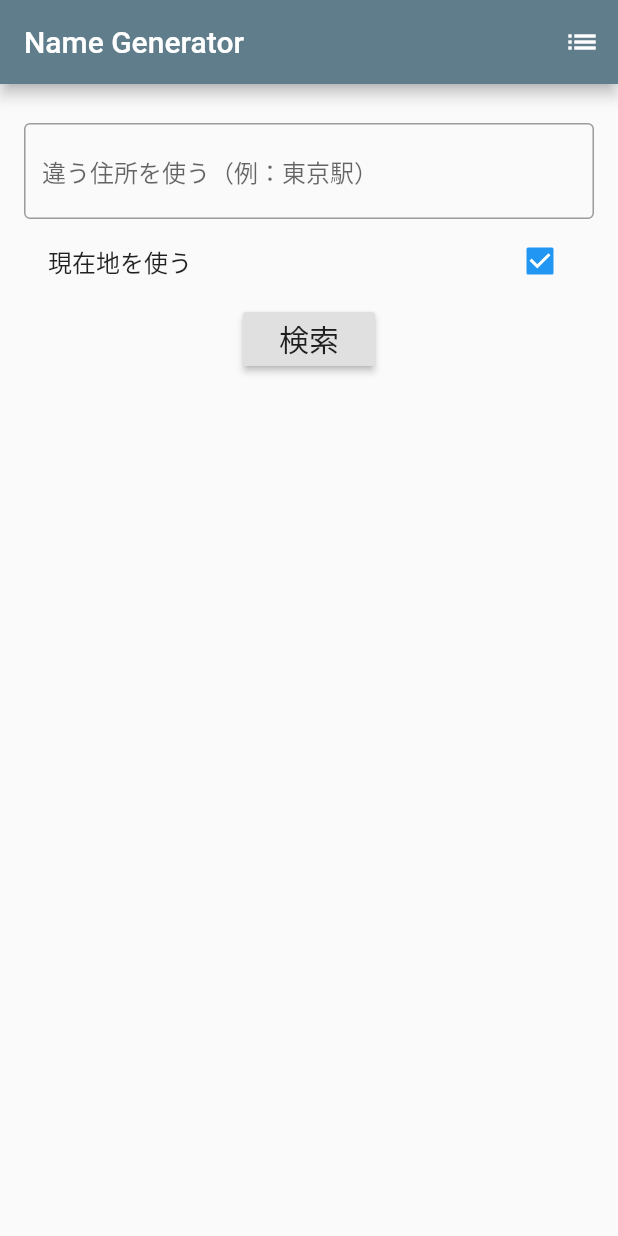
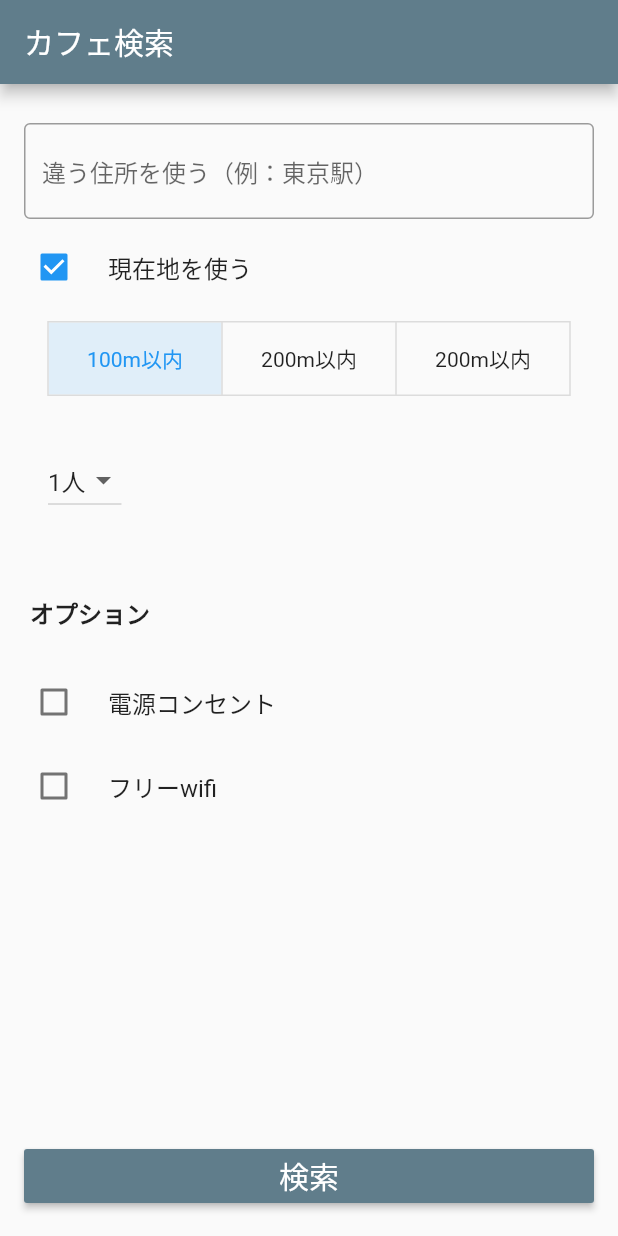
Before and after one commit to Nillong/ready_now_flutter, a Flutter app: the screen it shows after launch, on a phone screen of 412 x 824 dp. Run offline on Flutter 3.47's test engine with Material 2 defaults, Android fonts, the phone set to English and light mode, and no system bars; drawn by our look-alikes of flutter_typeahead; our stand-ins replace cloud_firestore, google_maps_flutter, location; accounts and stored records are empty.

```diff
--- a/lib/entity/store_entity.dart
+++ b/lib/entity/store_entity.dart
@@ -1,16 +1,31 @@
-import 'package:firebase_core/firebase_core.dart';
+import 'package:cloud_firestore/cloud_firestore.dart';
 
-class ChatEntry {
+class StoreEntry {
   String key;
-  DateTime dateTime;
-  String message;
+  String storeName;
+  double latitude;
+  double longitude;
+  bool hasAvailableSeats;
+  DateTime updateDatetime;
 
-  ChatEntry(this.dateTime, this.message);
+  StoreEntry(this.key, this.storeName, this.latitude, this.longitude, this.hasAvailableSeats, this.updateDatetime);
+
+  StoreEntry.fromSnapShot(DocumentSnapshot snapshot):
+        key = snapshot.documentID,
+        storeName = snapshot.data["storeName"],
+        latitude = snapshot.data["latitude"],
+        longitude = snapshot.data["longitude"],
+        hasAvailableSeats = snapshot.data["hasAvailableSeats"],
+        updateDatetime = snapshot.data["updateDatetime"].toDate();
 
   toJson() {
     return {
-      "date": dateTime.millisecondsSinceEpoch,
-      "message": message,
+      "key": key,
+      "storeName": storeName,
+      "latitude": latitude,
+      "longitude": longitude,
+      "hasAvailableSeats": hasAvailableSeats,
+      "updateDatetime": updateDatetime.millisecondsSinceEpoch,
     };
   }
 }
--- a/lib/main.dart
+++ b/lib/main.dart
@@ -7,25 +7,38 @@ void main() => runApp(MyApp());
 class ReadyNowState extends State<ReadyNow> {
 
   bool _isUseHere = true;
+  List<String> _numOfPeopleList =  <String>['1人', '2人', '3人', '4人'];
+  String _numOfPeopleValue = '1人';
+
+  List<String> _gpsAreaList =  <String>['100m以内', '200m以内', '300m以内'];
+  String _gpsAreaValue = '100m以内';
+
+
+
+  bool _optPlug = false;
+  bool _optWifi = false;
+  var selectGpsArea = [true, false, false];
 
   @override
   Widget build(BuildContext context) {
     return Scaffold(
       appBar: AppBar(
-        title: Text('Name Generator'),
-        actions: <Widget>[
-          IconButton(icon: Icon(Icons.list), onPressed: _pushSaved),
-
-        ],
+        title: Text('カフェ検索'),
       ),
       body: Container(
         height: double.infinity,
         width: double.infinity,
-        padding: EdgeInsets.all(16.0),
+        padding: EdgeInsets.all(0.0),
         child:  Column(
           children: <Widget>[
+            new Expanded(
+              child: new SingleChildScrollView(
+                child: Column(
+                  children: <Widget>[
                     SizedBox(height: 10.0,),
-            TypeAheadField(
+                    Container(
+                      padding: EdgeInsets.fromLTRB(16.0, 16.0, 16.0, 4.0),
+                      child: TypeAheadField(
                         textFieldConfiguration: TextFieldConfiguration(
                             autofocus: true,
                             decoration: InputDecoration(
@@ -45,25 +58,120 @@ class ReadyNowState extends State<ReadyNow> {
 
                         },
                       ),
+                    ),
                     CheckboxListTile(
                       title: Text('現在地を使う'),
                       onChanged: _useHere,
                       value: _isUseHere,
+                      controlAffinity: ListTileControlAffinity.leading,
                     ),
-            RaisedButton(
+                    Container(
+                      margin: EdgeInsets.fromLTRB(0, 8.0, 0, 0),
+                      child: ToggleButtons(
+                        children: [
+                          Container(
+                            child: Text('100m以内'),
+                            width: 115,
+                            alignment: Alignment.center,
+                          ),
+                          Container(
+                            child: Text('200m以内'),
+                            width: 115,
+                            alignment: Alignment.center,
+                          ),
+                          Container(
+                            child: Text('200m以内'),
+                            width: 115,
+                            alignment: Alignment.center,
+                          ),
+                        ],
+                        onPressed: (int index){
+                          setState(() {
+                            for (int buttonIndex = 0; buttonIndex < selectGpsArea.length; buttonIndex++) {
+                              if (buttonIndex == index) {
+                                selectGpsArea[buttonIndex] = true;
+                              } else {
+                                selectGpsArea[buttonIndex] = false;
+                              }
+                            }
+                          });
+                        },
+                        isSelected: selectGpsArea,
+                      ),
+                    ),
+                    Container(
+                      padding: EdgeInsets.all(32.0),
+                      alignment: Alignment.topLeft,
+                      child: DropdownButton<String>(
+                        value: _numOfPeopleValue,
+                        items: _numOfPeopleList.map((String value) {
+                          return new DropdownMenuItem<String>(
+                            value: value,
+                            child: Text(value),
+                          );
+                        }).toList(),
+                        onChanged: (e) {setState(() {
+                          _numOfPeopleValue = e;
+                        });
+                        },
+                      ),
+                    ),
+                    Container(
+                      child: Column(
+                        children: <Widget>[
+                          Container(
+                            child: Text('オプション',
+                              textAlign: TextAlign.left,
+                              style: new TextStyle(fontSize: 16.0, fontWeight: FontWeight.bold),
+                            ),
+                            alignment: Alignment.topLeft,
+                            margin: EdgeInsets.all(20.0),
+                          ),
+                          CheckboxListTile(
+                            title: Text('電源コンセント'),
+                            onChanged: (e){setState(() {
+                              _optPlug = e;
+                            });},
+                            value: _optPlug,
+                            controlAffinity: ListTileControlAffinity.leading,
+                          ),
+                          CheckboxListTile(
+                            title: Text('フリーwifi'),
+                            onChanged: (e){setState(() {
+                              _optWifi = e;
+                            });},
+                            value: _optWifi,
+                            controlAffinity: ListTileControlAffinity.leading,
+                          ),
+                        ],
+                      ),
+                    ),
+
+                  ],
+                ),
+              ),
+            ),
+            Container(
+              padding: EdgeInsets.all(16.0),
+              child: ButtonTheme(
+
+                minWidth: double.infinity,
+                child: RaisedButton(
+                  color: Colors.blueGrey,
+                  textColor: Colors.white,
                   onPressed: _searchMap,
                   child: const Text(
                       '検索',
                       style: TextStyle(fontSize: 20)
                   ),
                 ),
+              )
+              ,
+            ),
           ],
         ),
       ),
     );
-  }
-
-  void _pushSaved(){
   }
 
   void _searchMap(){
@@ -82,7 +190,6 @@ class ReadyNowState extends State<ReadyNow> {
       ),
     );
   }
-
 
   void _useHere(bool e){
     setState(() {
--- a/pubspec.yaml
+++ b/pubspec.yaml
@@ -26,9 +26,9 @@ dependencies:
   flutter_typeahead: ^1.7.0
   google_maps_flutter: ^0.5.21+8
   location: ^2.3.5
-  firebase_core: ^0.4.0+9
-  cloud_firestore: 0.12.9+6
-
+  firebase_core: ^0.4.0+9  # add dependency for Firebase Core
+  cloud_firestore: ^0.12.9+6
+  intl: 0.16.0
 
 dev_dependencies:
   flutter_test:
```
Also changed, not shown: lib/map/google_maps.dart (+43 -17 lines), pubspec.lock. Lines whose indentation alone changed are shown as unchanged.
